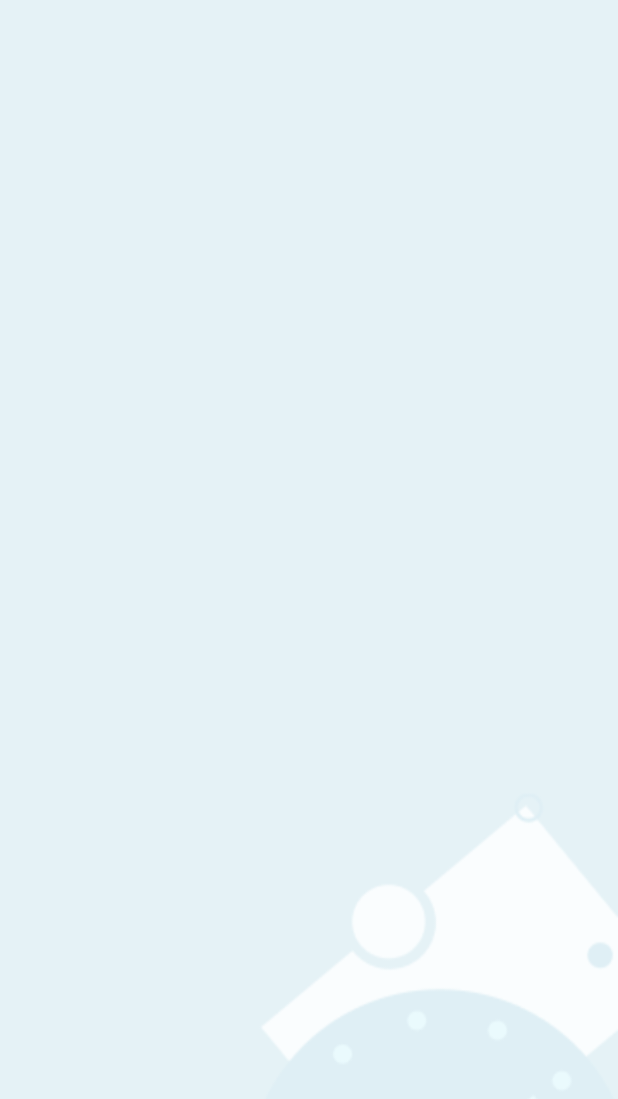
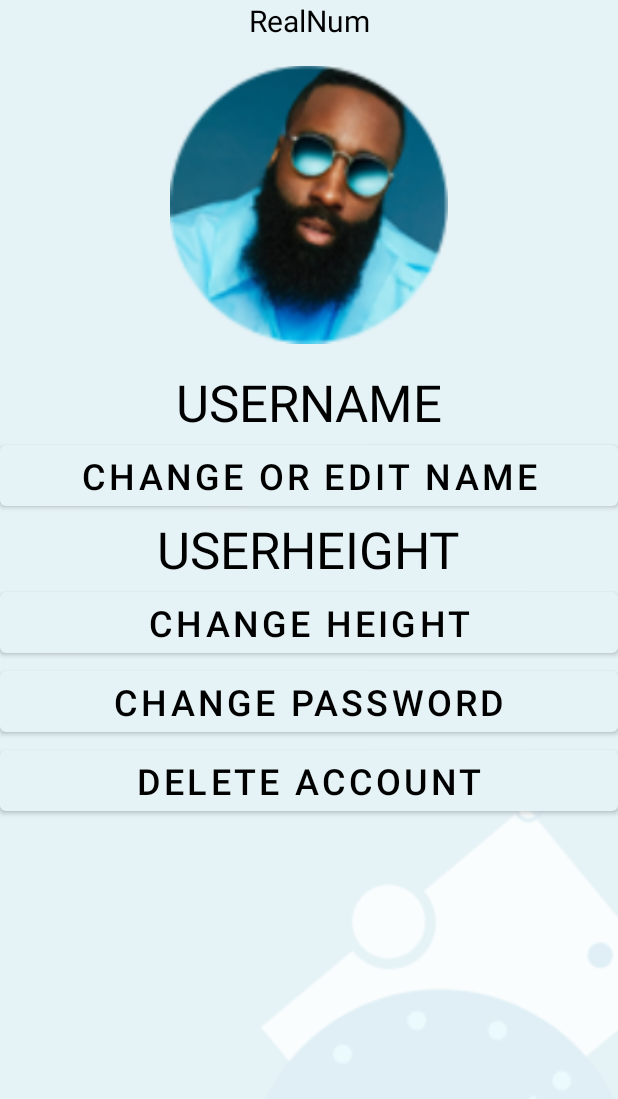
Before and after one commit to Huyenhuynhh/RealNum, an Android app: the ProfileActivity screen opened directly, with no data from a screen before it, on a phone screen of 412 x 824 dp. Shown: the top 1099 px of the screen. Run offline under Robolectric (Android 15) with nearby library versions, the phone set to English and light mode, and no system bars.

Commit message:
Updated basic layout of profile screenn

```diff
--- a/app/src/main/res/layout/activity_profile.xml
+++ b/app/src/main/res/layout/activity_profile.xml
@@ -7,4 +7,92 @@
     android:background="@drawable/bg_image"
     tools:context=".ProfileActivity">
 
+    <TextView
+        android:id="@+id/textView"
+        android:layout_width="wrap_content"
+        android:layout_height="wrap_content"
+        android:text="@string/app_title"
+        android:textColor="@color/black"
+        android:textSize="20sp"
+        app:layout_constraintEnd_toEndOf="parent"
+        app:layout_constraintStart_toStartOf="parent"
+        app:layout_constraintTop_toTopOf="parent" />
+
+    <ImageView
+        android:id="@+id/imageView6"
+        android:layout_width="185dp"
+        android:layout_height="218dp"
+        app:layout_constraintEnd_toEndOf="parent"
+        app:layout_constraintStart_toStartOf="parent"
+        app:layout_constraintTop_toBottomOf="@+id/textView"
+        app:srcCompat="@drawable/profileimage" />
+
+    <TextView
+        android:id="@+id/userName"
+        android:layout_width="wrap_content"
+        android:layout_height="wrap_content"
+        android:text="@string/user_name"
+        android:textColor="@color/black"
+        android:textSize="34sp"
+        app:layout_constraintEnd_toEndOf="parent"
+        app:layout_constraintStart_toStartOf="parent"
+        app:layout_constraintTop_toBottomOf="@+id/imageView6" />
+
+    <Button
+        android:id="@+id/button_change_user_name"
+        android:layout_width="0dp"
+        android:layout_height="wrap_content"
+        android:text="@string/button_change_user_name"
+        android:textColor="@color/black"
+        android:textSize="24sp"
+        app:layout_constraintEnd_toEndOf="parent"
+        app:layout_constraintStart_toStartOf="parent"
+        app:layout_constraintTop_toBottomOf="@+id/userName" />
+
+    <TextView
+        android:id="@+id/userHeight"
+        android:layout_width="wrap_content"
+        android:layout_height="wrap_content"
+        android:text="@string/user_height"
+        android:textColor="@color/black"
+        android:textSize="34sp"
+        app:layout_constraintEnd_toEndOf="parent"
+        app:layout_constraintHorizontal_bias="0.498"
+        app:layout_constraintStart_toStartOf="parent"
+        app:layout_constraintTop_toBottomOf="@+id/button_change_user_name" />
+
+    <Button
+        android:id="@+id/button_change_user_height"
+        android:layout_width="0dp"
+        android:layout_height="wrap_content"
+        android:text="@string/button_change_user_height"
+        android:textColor="@color/black"
+        android:textSize="24sp"
+        app:layout_constraintEnd_toEndOf="parent"
+        app:layout_constraintStart_toStartOf="parent"
+        app:layout_constraintTop_toBottomOf="@+id/userHeight" />
+
+    <Button
+        android:id="@+id/button_change_password"
+        android:layout_width="0dp"
+        android:layout_height="wrap_content"
+        android:text="@string/button_change_password"
+        android:textColor="@color/black"
+        android:textSize="24sp"
+        app:layout_constraintEnd_toEndOf="parent"
+        app:layout_constraintHorizontal_bias="0.0"
+        app:layout_constraintStart_toStartOf="parent"
+        app:layout_constraintTop_toBottomOf="@+id/button_change_user_height" />
+
+    <Button
+        android:id="@+id/button_delete_account"
+        android:layout_width="0dp"
+        android:layout_height="wrap_content"
+        android:text="@string/button_delete_account"
+        android:textColor="@color/black"
+        android:textSize="24sp"
+        app:layout_constraintEnd_toEndOf="parent"
+        app:layout_constraintStart_toStartOf="parent"
+        app:layout_constraintTop_toBottomOf="@+id/button_change_password" />
+
 </androidx.constraintlayout.widget.ConstraintLayout>
--- a/app/src/main/res/values/strings.xml
+++ b/app/src/main/res/values/strings.xml
@@ -21,5 +21,11 @@
     <string name="tracking_activity">Tracking Activity</string>
     <string name="splash_activity_label">Splash Activity</string>
     <string name="title_activity_profile">ProfileActivity</string>
+    <string name="user_name">USERNAME</string>
+    <string name="button_change_user_name">Change or Edit Name</string>
+    <string name="button_change_password">Change Password</string>
+    <string name="button_delete_account">Delete Account</string>
+    <string name="user_height">USERHEIGHT</string>
+    <string name="button_change_user_height">Change Height</string>
 
 </resources>
```
